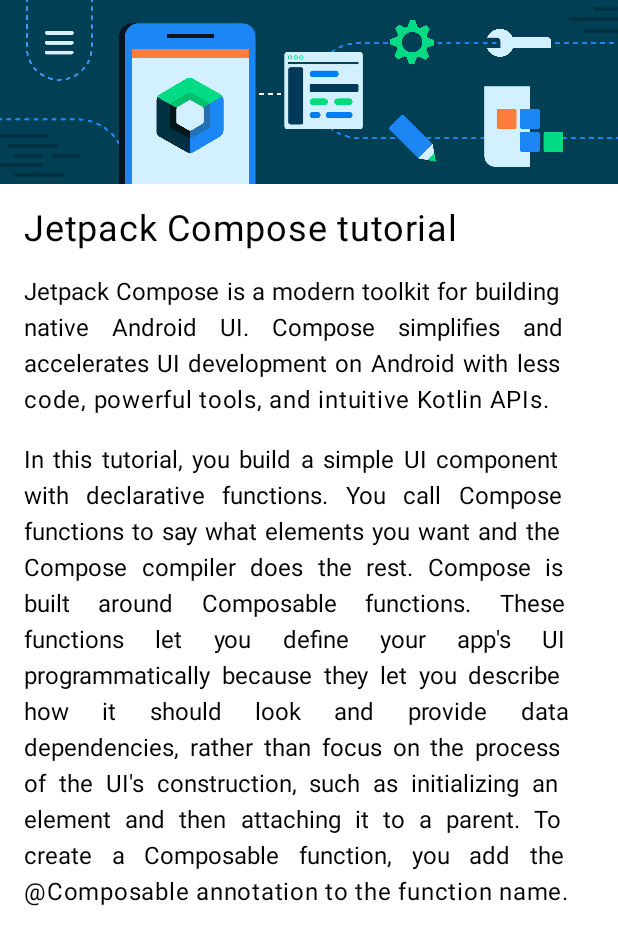
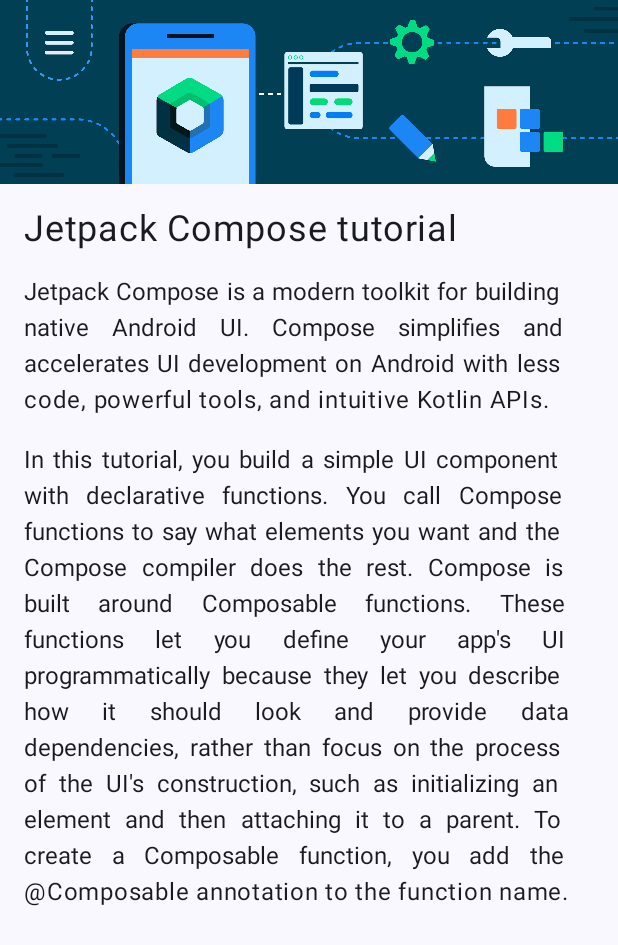
Before and after one commit to TimzOwen/TheAndroidComposeSeries, an Android app built with Jetpack Compose: the @Preview function GreetingPreview, on a phone screen of 412 x 824 dp. Shown: the top 945 px of the screen. Run offline under Robolectric (Android 15) with nearby library versions, the phone set to English and light mode, and no system bars; 1 statement that could not run was skipped.

Commit message:
sufarce clean up

```diff
--- a/app/src/main/java/com/example/happybirthdaycard/MainActivity.kt
+++ b/app/src/main/java/com/example/happybirthdaycard/MainActivity.kt
@@ -58,7 +58,7 @@
     shortText: String,
     longText: String
 ) {
-        Column(modifier = modifier.fillMaxSize()) {
+    Column(modifier = modifier) {
         Image(
             modifier = modifier.fillMaxWidth(),
             painter = image,
@@ -86,6 +86,11 @@
 @Composable
 fun GreetingPreview() {
     HappyBirthdayCardTheme {
+        Surface(
+            modifier = Modifier.fillMaxSize(),
+            color = MaterialTheme.colorScheme.background
+        ) {
             ComposeApp()
         }
     }
+}
```
Lines whose indentation alone changed are shown as unchanged.
